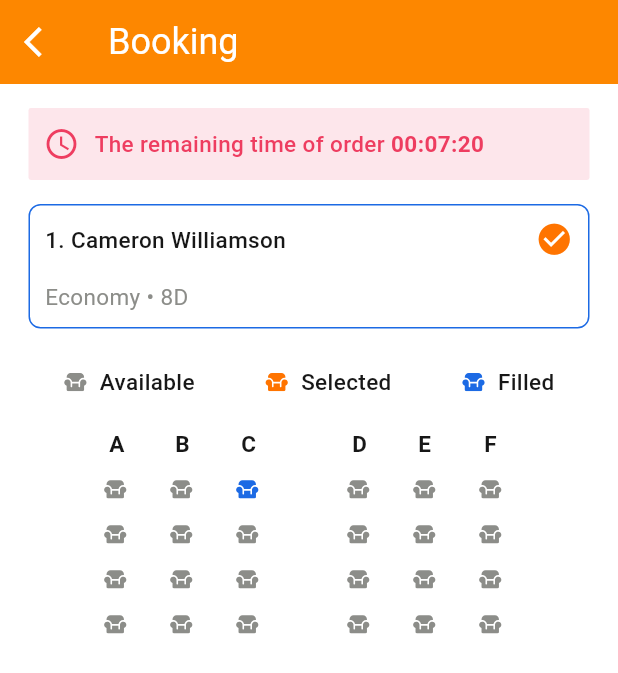
After one commit to Sanjarbek17/BusBooking, a Flutter app: the Booking screen opened by its route, on a phone screen of 412 x 824 dp. The commit adds this screen. Shown: the top 673 px of the screen. Run offline on Flutter 3.47's test engine with Material 3 defaults, Android fonts, the phone set to English and light mode, and no system bars; our stand-ins replace awesome_extensions, flutter_svg; Roboto replaces fonts that are missing (Poppins).

Commit message:
booking screen done

```diff
--- a/lib/core/theme/custom_colors.dart
+++ b/lib/core/theme/custom_colors.dart
@@ -3,11 +3,18 @@ import 'package:flutter/material.dart';
 class CustomColors {
   static const primaryColor = Color(0xffFF7400);
   static const secondaryColor = Color(0xff01577D);
+  static const blue = Color(0xff1C6AE4);
   static Color scaffoldBackgroundColor = Colors.white.withOpacity(0.95);
 
   static const badgeColorYellow = Color(0xffDC6803);
   static const badgeColorGrey = Color(0xFFEFF0F0);
   static const badgeStrokeColor = Color(0xffEAECF0);
+
+  static const cardColorRed = Color(0xffFDE6EB);
+
+  static const textColorRed = Color(0xffEE3D60);
+  static const textColorGrey = Color(0xff8C8D89);
+  static const textColorBlack = Color(0xff141511);
 
   static const locationColorGrey = Color(0xff667085);
   static const locationColorBlack = Color(0xff101828);
--- a/lib/custom_router.dart
+++ b/lib/custom_router.dart
@@ -1,4 +1,5 @@
 import 'package:bus_booking/presentation/pages/appview.dart';
+import 'package:bus_booking/presentation/pages/booking.dart';
 import 'package:bus_booking/presentation/pages/locations.dart';
 import 'package:bus_booking/presentation/pages/signin_screen.dart';
 import 'package:bus_booking/presentation/pages/signup_screen.dart';
@@ -7,6 +8,7 @@ import 'package:flutter/material.dart';
 class CustomRouter {
   static const String home = '/home';
   static const String locations = '/locations';
+  static const String booking = '/booking';
   static const String signIn = '/sign_in';
   static const String signUp = '/sign_up';
 
@@ -19,6 +21,10 @@ class CustomRouter {
       case locations:
         return MaterialPageRoute(
           builder: (_) => const Locations(),
+        );
+      case booking:
+        return MaterialPageRoute(
+          builder: (_) => const Booking(),
         );
       case signIn:
         return MaterialPageRoute(
--- a/lib/gen/assets.gen.dart
+++ b/lib/gen/assets.gen.dart
@@ -11,6 +11,9 @@ import 'package:flutter/widgets.dart';
 
 class $AssetsIconsGen {
   const $AssetsIconsGen();
+
+  /// File path: assets/icons/chair.svg
+  String get chair => 'assets/icons/chair.svg';
 
   /// File path: assets/icons/circle.svg
   String get circle => 'assets/icons/circle.svg';
@@ -38,7 +41,7 @@ class $AssetsIconsGen {
 
   /// List of all assets
   List<String> get values =>
-      [circle, location, lock, mail, phone, swapVert, telegram, user];
+      [chair, circle, location, lock, mail, phone, swapVert, telegram, user];
 }
 
 class $AssetsImagesGen {
--- /dev/null
+++ b/lib/presentation/pages/booking.dart
@@ -0,0 +1,153 @@
+import 'package:bus_booking/core/theme/custom_colors.dart';
+import 'package:bus_booking/presentation/widgets/chair_widget.dart';
+import 'package:flutter/material.dart';
+
+class Booking extends StatelessWidget {
+  const Booking({super.key});
+
+  @override
+  Widget build(BuildContext context) {
+    return Scaffold(
+      appBar: AppBar(
+        leading: IconButton(
+          icon: const Icon(Icons.arrow_back_ios, color: Colors.white),
+          onPressed: () {
+            Navigator.of(context).pop();
+          },
+        ),
+        title: const Text('Booking'),
+      ),
+      body: Padding(
+        padding: const EdgeInsets.symmetric(horizontal: 19.0),
+        child: Column(
+          children: [
+            const SizedBox(height: 16),
+            Container(
+              padding: const EdgeInsets.symmetric(horizontal: 10, vertical: 12),
+              decoration: BoxDecoration(color: CustomColors.cardColorRed, borderRadius: BorderRadius.circular(1.6)),
+              child: const Row(
+                children: [
+                  Icon(Icons.schedule, color: CustomColors.textColorRed),
+                  SizedBox(width: 10),
+                  Text.rich(
+                    TextSpan(
+                      text: 'The remaining time of order',
+                      style: TextStyle(fontSize: 15, fontWeight: FontWeight.w500, color: CustomColors.textColorRed),
+                      children: [
+                        TextSpan(
+                          text: ' 00:07:20',
+                          style: TextStyle(fontSize: 15, fontWeight: FontWeight.w700, color: CustomColors.textColorRed),
+                        ),
+                      ],
+                    ),
+                  ),
+                ],
+              ),
+            ),
+            const SizedBox(height: 16),
+            Container(
+              padding: const EdgeInsets.all(10),
+              decoration: BoxDecoration(borderRadius: BorderRadius.circular(8), border: Border.all(color: CustomColors.blue, width: 1)),
+              child: const Column(
+                crossAxisAlignment: CrossAxisAlignment.start,
+                children: [
+                  Row(
+                    mainAxisAlignment: MainAxisAlignment.spaceBetween,
+                    children: [
+                      Text('1. Cameron Williamson', style: TextStyle(fontSize: 15, fontWeight: FontWeight.w500, color: CustomColors.labelMediumBlack)),
+                      Icon(Icons.check_circle, color: CustomColors.primaryColor, size: 25),
+                    ],
+                  ),
+                  SizedBox(height: 15),
+                  Text('Economy • 8D', style: TextStyle(fontSize: 15, fontWeight: FontWeight.w400, color: CustomColors.textColorGrey)),
+                ],
+              ),
+            ),
+            const SizedBox(height: 25),
+            const Row(
+              mainAxisAlignment: MainAxisAlignment.spaceAround,
+              children: [
+                ChairWidget(text: 'Available'),
+                ChairWidget(text: 'Selected', color: CustomColors.primaryColor),
+                ChairWidget(text: 'Filled', color: CustomColors.blue),
+              ],
+            ),
+            const SizedBox(height: 16),
+            Theme(
+              data: Theme.of(context).copyWith(
+                dividerTheme: const DividerThemeData(
+                  color: Colors.transparent,
+                  space: 0,
+                  thickness: 0,
+                  indent: 0,
+                  endIndent: 0,
+                ),
+              ),
+              child: DataTable(
+                columnSpacing: 20,
+                dataRowMinHeight: 10,
+                dataRowMaxHeight: 30,
+                headingRowHeight: 30,
+                columns: const [
+                  DataColumn(label: Text(' A', style: TextStyle(fontSize: 15, fontWeight: FontWeight.bold, color: CustomColors.labelMediumBlack))),
+                  DataColumn(label: Text(' B', style: TextStyle(fontSize: 15, fontWeight: FontWeight.bold, color: CustomColors.labelMediumBlack))),
+                  DataColumn(label: Text(' C', style: TextStyle(fontSize: 15, fontWeight: FontWeight.bold, color: CustomColors.labelMediumBlack))),
+                  DataColumn(label: Text('')),
+                  DataColumn(label: Text(' D', style: TextStyle(fontSize: 15, fontWeight: FontWeight.bold, color: CustomColors.labelMediumBlack))),
+                  DataColumn(label: Text(' E', style: TextStyle(fontSize: 15, fontWeight: FontWeight.bold, color: CustomColors.labelMediumBlack))),
+                  DataColumn(label: Text(' F', style: TextStyle(fontSize: 15, fontWeight: FontWeight.bold, color: CustomColors.labelMediumBlack))),
+                ],
+                rows: const [
+                  DataRow(
+                    cells: [
+                      DataCell(ChairWidget()),
+                      DataCell(ChairWidget()),
+                      DataCell(ChairWidget(color: CustomColors.blue)),
+                      DataCell(SizedBox(width: 10)),
+                      DataCell(ChairWidget()),
+                      DataCell(ChairWidget()),
+                      DataCell(ChairWidget()),
+                    ],
+                  ),
+                  DataRow(
+                    cells: [
+                      DataCell(ChairWidget()),
+                      DataCell(ChairWidget()),
+                      DataCell(ChairWidget()),
+                      DataCell(SizedBox(width: 10)),
+                      DataCell(ChairWidget()),
+                      DataCell(ChairWidget()),
+                      DataCell(ChairWidget()),
+                    ],
+                  ),
+                  DataRow(
+                    cells: [
+                      DataCell(ChairWidget()),
+                      DataCell(ChairWidget()),
+                      DataCell(ChairWidget()),
+                      DataCell(SizedBox(width: 10)),
+                      DataCell(ChairWidget()),
+                      DataCell(ChairWidget()),
+                      DataCell(ChairWidget()),
+                    ],
+                  ),
+                  DataRow(
+                    cells: [
+                      DataCell(ChairWidget()),
+                      DataCell(ChairWidget()),
+                      DataCell(ChairWidget()),
+                      DataCell(SizedBox(width: 10)),
+                      DataCell(ChairWidget()),
+                      DataCell(ChairWidget()),
+                      DataCell(ChairWidget()),
+                    ],
+                  ),
+                ],
+              ),
+            )
+          ],
+        ),
+      ),
+    );
+  }
+}
--- a/lib/presentation/widgets/available_location_card.dart
+++ b/lib/presentation/widgets/available_location_card.dart
@@ -1,4 +1,5 @@
 import 'package:bus_booking/core/theme/custom_colors.dart';
+import 'package:bus_booking/custom_router.dart';
 import 'package:bus_booking/gen/assets.gen.dart';
 import 'package:bus_booking/presentation/widgets/badge_widget.dart';
 import 'package:bus_booking/presentation/widgets/location_name_widget.dart';
@@ -12,7 +13,11 @@ class AvailableLocationCard extends StatelessWidget {
 
   @override
   Widget build(BuildContext context) {
-    return Container(
+    return InkWell(
+      onTap: () {
+        Navigator.of(context).pushNamed(CustomRouter.booking);
+      },
+      child: Container(
         margin: const EdgeInsets.only(top: 16),
         padding: const EdgeInsets.all(16),
         decoration: BoxDecoration(
@@ -129,6 +134,7 @@ class AvailableLocationCard extends StatelessWidget {
             )
           ],
         ),
+      ),
     );
   }
 }
--- /dev/null
+++ b/lib/presentation/widgets/chair_widget.dart
@@ -0,0 +1,30 @@
+import 'package:bus_booking/core/theme/custom_colors.dart';
+import 'package:bus_booking/gen/assets.gen.dart';
+import 'package:flutter/material.dart';
+import 'package:flutter_svg/svg.dart';
+
+class ChairWidget extends StatelessWidget {
+  final String? text;
+  final Color? color;
+  const ChairWidget({
+    super.key,
+    this.color,
+    this.text,
+  });
+
+  @override
+  Widget build(BuildContext context) {
+    return Row(
+      children: [
+        SvgPicture.asset(
+          Assets.icons.chair,
+          width: 16,
+          height: 16,
+          colorFilter: color == null ? null : ColorFilter.mode(color!, BlendMode.srcIn),
+        ),
+        const SizedBox(width: 8),
+        if (text != null) Text(text!, style: const TextStyle(fontSize: 15, fontWeight: FontWeight.w500, color: CustomColors.labelMediumBlack)),
+      ],
+    );
+  }
+}
```
Also changed, not shown: assets/icons/chair.svg (added). Lines whose indentation alone changed are shown as unchanged.
